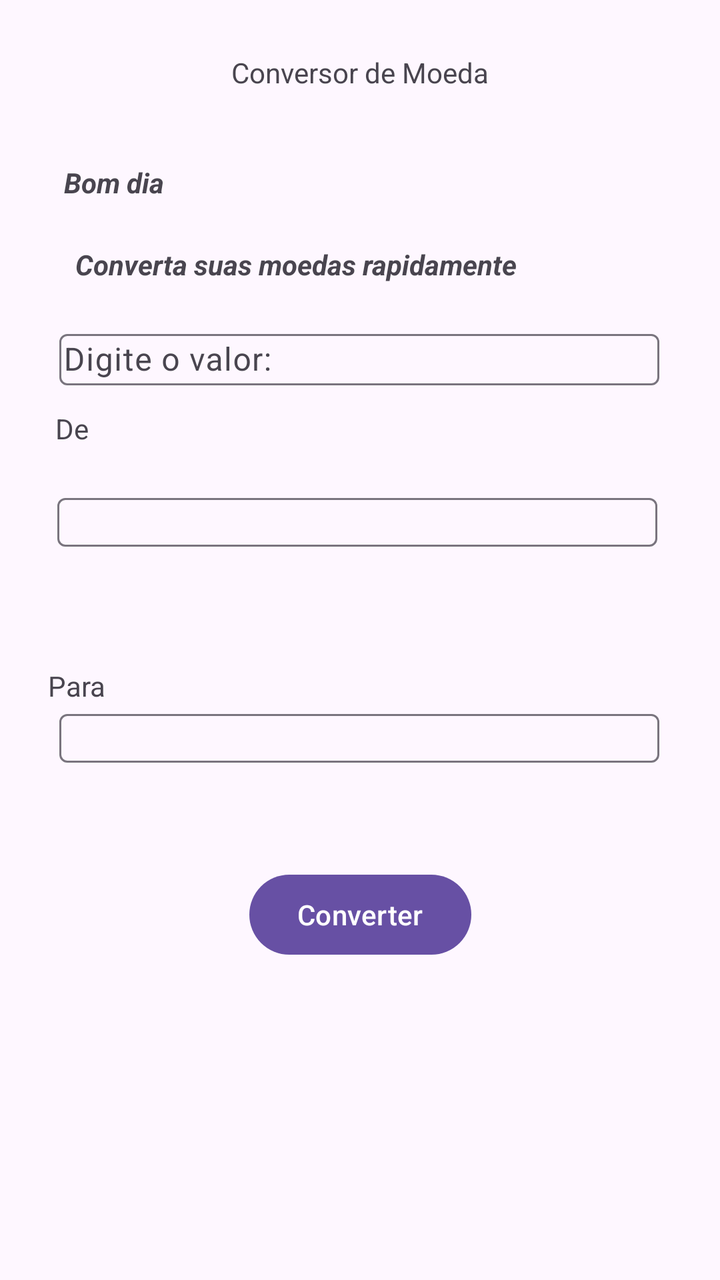
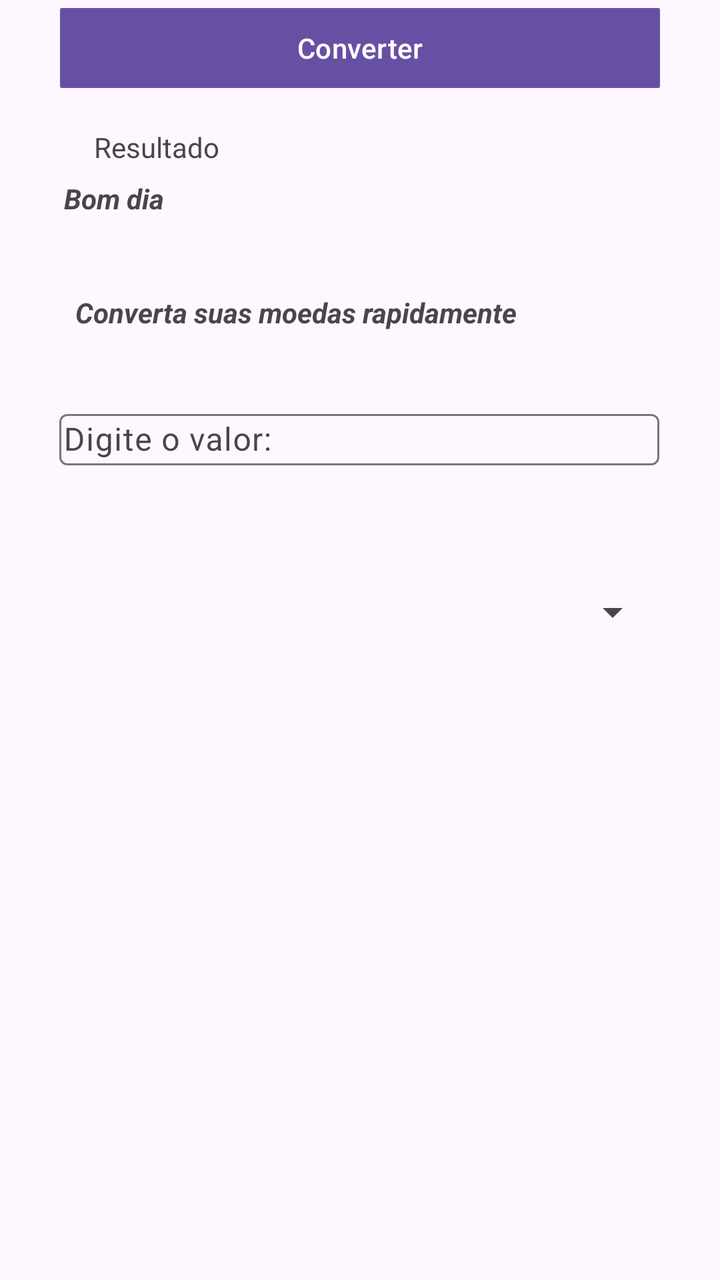

Compare the two renders of this Android layout. The source of the first and the diff that turns it into the second are given below.
<!-- AndroidManifest.xml: application theme Theme.Conversor_Moeda -->
<!-- res/layout/activity_main.xml -->
<?xml version="1.0" encoding="utf-8"?>
<androidx.constraintlayout.widget.ConstraintLayout xmlns:android="http://schemas.android.com/apk/res/android"
    xmlns:app="http://schemas.android.com/apk/res-auto"
    xmlns:tools="http://schemas.android.com/tools"
    android:id="@+id/main"
    android:layout_width="match_parent"
    android:layout_height="match_parent"
    tools:context=".MainActivity">

    <TextView
        android:id="@+id/textView2"
        android:layout_width="wrap_content"
        android:layout_height="wrap_content"
        android:text="Conversor de Moeda"
        app:layout_constraintBottom_toBottomOf="parent"
        app:layout_constraintEnd_toEndOf="parent"
        app:layout_constraintStart_toStartOf="parent"
        app:layout_constraintTop_toTopOf="parent"
        app:layout_constraintVertical_bias="0.043" />

    <TextView
        android:id="@+id/textTempo"
        android:layout_width="55dp"
        android:layout_height="21dp"
        android:layout_marginStart="32dp"
        android:layout_marginTop="36dp"
        android:text="Bom dia"
        android:textStyle="bold|italic"
        app:layout_constraintEnd_toEndOf="parent"
        app:layout_constraintHorizontal_bias="0.0"
        app:layout_constraintStart_toStartOf="parent"
        app:layout_constraintTop_toBottomOf="@+id/textView2" />

    <TextView
        android:id="@+id/textView3"
        android:layout_width="wrap_content"
        android:layout_height="wrap_content"
        android:layout_marginTop="20dp"
        android:text="Converta suas moedas rapidamente"
        android:textStyle="bold|italic"
        app:layout_constraintEnd_toEndOf="parent"
        app:layout_constraintHorizontal_bias="0.27"
        app:layout_constraintStart_toStartOf="parent"
        app:layout_constraintTop_toBottomOf="@+id/textTempo" />

    <com.google.android.material.textfield.TextInputLayout
        android:id="@+id/textInputLayout"
        android:layout_width="300dp"
        android:layout_height="wrap_content"
        android:layout_marginTop="20dp"
        app:layout_constraintEnd_toEndOf="parent"
        app:layout_constraintHorizontal_bias="0.495"
        app:layout_constraintStart_toStartOf="parent"
        app:layout_constraintTop_toBottomOf="@+id/textView3">

        <com.google.android.material.textfield.TextInputEditText
            android:layout_width="match_parent"
            android:layout_height="wrap_content"
            android:hint="Digite o valor:"
            android:padding="2dp" />
    </com.google.android.material.textfield.TextInputLayout>

    <TextView
        android:id="@+id/textView4"
        android:layout_width="wrap_content"
        android:layout_height="wrap_content"
        android:layout_marginTop="12dp"
        android:text="De"
        app:layout_constraintEnd_toEndOf="parent"
        app:layout_constraintHorizontal_bias="0.081"
        app:layout_constraintStart_toStartOf="parent"
        app:layout_constraintTop_toBottomOf="@+id/textInputLayout" />

    <com.google.android.material.textfield.TextInputLayout
        android:id="@+id/textInputLayout2"
        android:layout_width="300dp"
        android:layout_height="wrap_content"
        android:layout_marginTop="20dp"
        app:layout_constraintEnd_toEndOf="parent"
        app:layout_constraintHorizontal_bias="0.477"
        app:layout_constraintStart_toStartOf="parent"
        app:layout_constraintTop_toBottomOf="@+id/textView4">

        <AutoCompleteTextView
            android:id="@+id/autoCompleteTextView"
            android:layout_width="match_parent"
            android:layout_height="wrap_content"
            android:inputType="none"
            app:layout_constraintEnd_toEndOf="parent"
            app:layout_constraintHorizontal_bias="0.5"
            app:layout_constraintStart_toStartOf="parent"
            tools:layout_editor_absoluteY="333dp" />

    </com.google.android.material.textfield.TextInputLayout>

    <com.google.android.material.textfield.TextInputLayout
        android:id="@+id/textInputLayout3"
        android:layout_width="300dp"
        android:layout_height="wrap_content"
        android:layout_marginTop="128dp"
        app:layout_constraintEnd_toEndOf="parent"
        app:layout_constraintHorizontal_bias="0.495"
        app:layout_constraintStart_toStartOf="parent"
        app:layout_constraintTop_toBottomOf="@+id/textView4">

        <AutoCompleteTextView
            android:id="@+id/autoCompleteTextView"
            android:layout_width="match_parent"
            android:layout_height="wrap_content"
            android:inputType="none"
            app:layout_constraintEnd_toEndOf="parent"
            app:layout_constraintHorizontal_bias="0.5"
            app:layout_constraintStart_toStartOf="parent"
            tools:layout_editor_absoluteY="333dp" />

    </com.google.android.material.textfield.TextInputLayout>

    <TextView
        android:id="@+id/textView5"
        android:layout_width="wrap_content"
        android:layout_height="wrap_content"
        android:layout_marginStart="24dp"
        android:layout_marginTop="60dp"
        android:text="Para"
        app:layout_constraintStart_toStartOf="parent"
        app:layout_constraintTop_toBottomOf="@+id/textInputLayout2" />

    <Button
        android:id="@+id/btnConverter"
        android:layout_width="wrap_content"
        android:layout_height="wrap_content"
        android:layout_marginTop="52dp"
        android:text="Converter"
        app:layout_constraintEnd_toEndOf="parent"
        app:layout_constraintStart_toStartOf="parent"
        app:layout_constraintTop_toBottomOf="@+id/textInputLayout3" />

</androidx.constraintlayout.widget.ConstraintLayout>
<!-- resources referenced by this layout -->
<resources>
  <style name="Theme.Conversor_Moeda" parent="Base.Theme.Conversor_Moeda" />
  <style name="Base.Theme.Conversor_Moeda" parent="Theme.Material3.DayNight.NoActionBar">
          
          
      </style>
</resources>

<!-- the commit's change to res/layout/activity_main.xml (unified diff, before → after) -->
@@ -23,7 +23,7 @@
         android:layout_width="55dp"
         android:layout_height="21dp"
         android:layout_marginStart="32dp"
-        android:layout_marginTop="36dp"
+        android:layout_marginTop="44dp"
         android:text="Bom dia"
         android:textStyle="bold|italic"
         app:layout_constraintEnd_toEndOf="parent"
@@ -35,7 +35,7 @@
         android:id="@+id/textView3"
         android:layout_width="wrap_content"
         android:layout_height="wrap_content"
-        android:layout_marginTop="20dp"
+        android:layout_marginTop="36dp"
         android:text="Converta suas moedas rapidamente"
         android:textStyle="bold|italic"
         app:layout_constraintEnd_toEndOf="parent"
@@ -47,7 +47,7 @@
         android:id="@+id/textInputLayout"
         android:layout_width="300dp"
         android:layout_height="wrap_content"
-        android:layout_marginTop="20dp"
+        android:layout_marginTop="36dp"
         app:layout_constraintEnd_toEndOf="parent"
         app:layout_constraintHorizontal_bias="0.495"
         app:layout_constraintStart_toStartOf="parent"
@@ -60,79 +60,35 @@
             android:padding="2dp" />
     </com.google.android.material.textfield.TextInputLayout>
 
-    <TextView
-        android:id="@+id/textView4"
-        android:layout_width="wrap_content"
+    <Button
+        android:id="@+id/btnConverter"
+        android:layout_width="300dp"
         android:layout_height="wrap_content"
-        android:layout_marginTop="12dp"
-        android:text="De"
+        android:text="Converter"
+        app:cornerRadius="1dp"
         app:layout_constraintEnd_toEndOf="parent"
-        app:layout_constraintHorizontal_bias="0.081"
+        app:layout_constraintStart_toStartOf="parent"
+        tools:layout_editor_absoluteY="439dp" />
+
+    <Spinner
+        android:id="@+id/spMoedas"
+        android:layout_width="300dp"
+        android:layout_height="35dp"
+        android:layout_marginTop="56dp"
+        app:layout_constraintEnd_toEndOf="parent"
+        app:layout_constraintHorizontal_bias="0.504"
         app:layout_constraintStart_toStartOf="parent"
         app:layout_constraintTop_toBottomOf="@+id/textInputLayout" />
 
-    <com.google.android.material.textfield.TextInputLayout
-        android:id="@+id/textInputLayout2"
-        android:layout_width="300dp"
-        android:layout_height="wrap_content"
-        android:layout_marginTop="20dp"
-        app:layout_constraintEnd_toEndOf="parent"
-        app:layout_constraintHorizontal_bias="0.477"
-        app:layout_constraintStart_toStartOf="parent"
-        app:layout_constraintTop_toBottomOf="@+id/textView4">
-
-        <AutoCompleteTextView
-            android:id="@+id/autoCompleteTextView"
-            android:layout_width="match_parent"
-            android:layout_height="wrap_content"
-            android:inputType="none"
-            app:layout_constraintEnd_toEndOf="parent"
-            app:layout_constraintHorizontal_bias="0.5"
-            app:layout_constraintStart_toStartOf="parent"
-            tools:layout_editor_absoluteY="333dp" />
-
-    </com.google.android.material.textfield.TextInputLayout>
-
-    <com.google.android.material.textfield.TextInputLayout
-        android:id="@+id/textInputLayout3"
-        android:layout_width="300dp"
-        android:layout_height="wrap_content"
-        android:layout_marginTop="128dp"
-        app:layout_constraintEnd_toEndOf="parent"
-        app:layout_constraintHorizontal_bias="0.495"
-        app:layout_constraintStart_toStartOf="parent"
-        app:layout_constraintTop_toBottomOf="@+id/textView4">
-
-        <AutoCompleteTextView
-            android:id="@+id/autoCompleteTextView"
-            android:layout_width="match_parent"
-            android:layout_height="wrap_content"
-            android:inputType="none"
-            app:layout_constraintEnd_toEndOf="parent"
-            app:layout_constraintHorizontal_bias="0.5"
-            app:layout_constraintStart_toStartOf="parent"
-            tools:layout_editor_absoluteY="333dp" />
-
-    </com.google.android.material.textfield.TextInputLayout>
-
     <TextView
-        android:id="@+id/textView5"
+        android:id="@+id/textView"
         android:layout_width="wrap_content"
         android:layout_height="wrap_content"
-        android:layout_marginStart="24dp"
-        android:layout_marginTop="60dp"
-        android:text="Para"
+        android:layout_marginTop="16dp"
+        android:text="Resultado"
+        app:layout_constraintEnd_toEndOf="parent"
+        app:layout_constraintHorizontal_bias="0.158"
         app:layout_constraintStart_toStartOf="parent"
-        app:layout_constraintTop_toBottomOf="@+id/textInputLayout2" />
-
-    <Button
-        android:id="@+id/btnConverter"
-        android:layout_width="wrap_content"
-        android:layout_height="wrap_content"
-        android:layout_marginTop="52dp"
-        android:text="Converter"
-        app:layout_constraintEnd_toEndOf="parent"
-        app:layout_constraintStart_toStartOf="parent"
-        app:layout_constraintTop_toBottomOf="@+id/textInputLayout3" />
+        app:layout_constraintTop_toBottomOf="@+id/btnConverter" />
 
 </androidx.constraintlayout.widget.ConstraintLayout>
